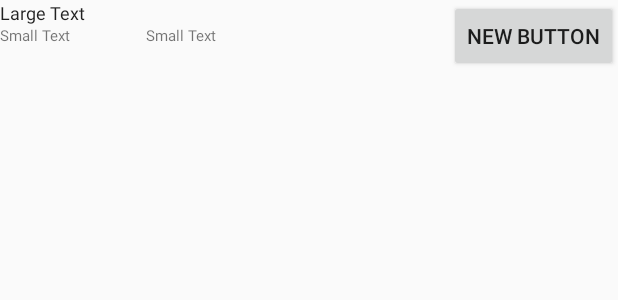
After one commit to mahmoudelgamal1997/Record_it, an Android app: the layout playing_design.xml on its own in the app's theme, with its tools: preview values and no code run, on a phone screen of 412 x 824 dp. The commit adds this screen. Shown: the top 300 px of the screen. Run offline under Robolectric (Android 15) with nearby library versions, the phone set to English and light mode, and no system bars.

```diff
--- /dev/null
+++ b/app/src/main/res/layout/playing_design.xml
@@ -0,0 +1,51 @@
+<?xml version="1.0" encoding="utf-8"?>
+<RelativeLayout
+    xmlns:android="http://schemas.android.com/apk/res/android"
+    android:orientation="vertical" android:layout_width="match_parent"
+    android:layout_height="match_parent">
+
+    <TextView
+        android:layout_width="match_parent"
+        android:layout_height="wrap_content"
+        android:textAppearance="?android:attr/textAppearanceLarge"
+        android:text="Large Text"
+        android:textSize="12dp"
+        android:id="@+id/textView_name"
+        android:layout_alignParentLeft="true"
+        android:layout_alignParentStart="true"
+        android:layout_alignParentTop="true"
+        android:layout_toLeftOf="@+id/button"
+        android:layout_toStartOf="@+id/button" />
+
+    <Button
+        android:layout_width="wrap_content"
+        android:layout_height="wrap_content"
+        android:text="New Button"
+        android:id="@+id/button"
+        android:layout_alignParentTop="true"
+        android:layout_alignParentRight="true"
+        android:layout_alignParentEnd="true" />
+
+    <TextView
+        android:layout_width="wrap_content"
+        android:layout_height="wrap_content"
+        android:textAppearance="?android:attr/textAppearanceSmall"
+        android:text="Small Text"
+        android:textSize="10dp"
+        android:id="@+id/textView_size"
+        android:layout_below="@+id/textView_name"
+        android:layout_alignParentLeft="true"
+        android:layout_alignParentStart="true" />
+
+    <TextView
+        android:layout_width="wrap_content"
+        android:layout_height="wrap_content"
+        android:textAppearance="?android:attr/textAppearanceSmall"
+        android:text="Small Text"
+        android:textSize="10dp"
+        android:id="@+id/textView_date"
+        android:layout_below="@+id/textView_name"
+        android:layout_toRightOf="@+id/textView_size"
+        android:layout_marginLeft="50dp"
+        android:layout_toEndOf="@+id/textView_size" />
+</RelativeLayout>
```
Also changed, not shown: app/src/main/java/com/example2017/android/recordit/AudioList.java (+104 -11 lines), app/src/main/java/com/example2017/android/recordit/ListItem.java (added, +42 -0 lines), app/src/main/java/com/example2017/android/recordit/MainActivity.java (+12 -15 lines).
